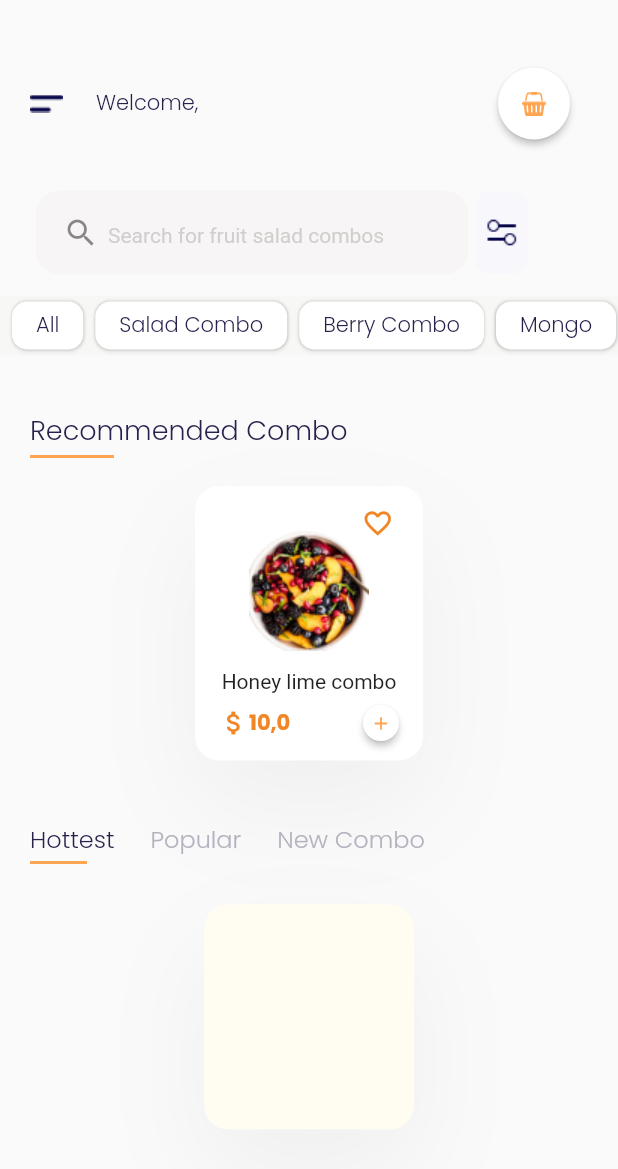
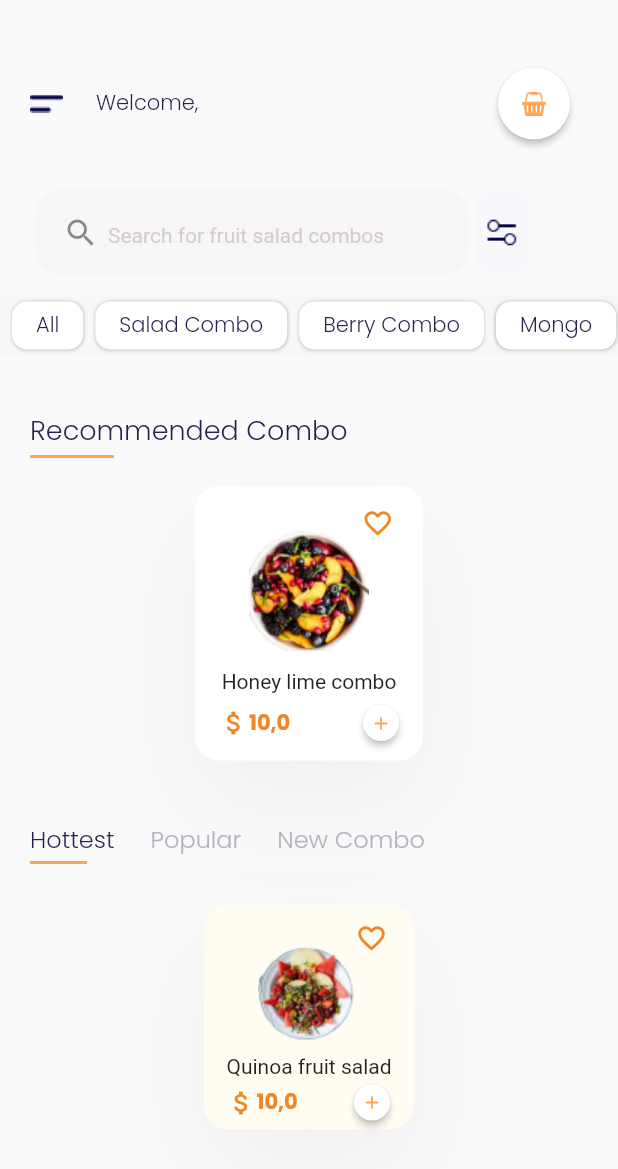
Before and after one commit to CristinaKulczynski/SecondFlutterCompassChallenge, a Flutter app: the HomeScreenOne screen opened directly with empty values, on a phone screen of 412 x 824 dp. Shown: the top 1169 px of the screen. Run offline on Flutter 3.47's test engine with Material 2 defaults, Android fonts, the phone set to English and light mode, and no system bars.

Commit message:
Colocando elementos no segundo card.

```diff
--- a/lib/screens/home_screen_one.dart
+++ b/lib/screens/home_screen_one.dart
@@ -183,19 +183,23 @@ class _HomeScreenOneState extends State<HomeScreenOne> {
                   width: MediaQuery.of(context).size.width,
                   height: 14,
                 ),
-                Stack(children: [
+                Stack(
+                  children: [
                     const Align(
                       alignment: Alignment(0.7, -0.9),
                       child: Icon(
-                    Icons.favorite_border_outlined, size: 21,
+                        Icons.favorite_border_outlined,
+                        size: 21,
                         color: Color.fromRGBO(240, 134, 38, 1),
                       ),
                     ),
                     Padding(
-                     padding: const EdgeInsets.only(top: 16.0, bottom: 4.0, left: 36),
-                     child: Image.asset('assets/images/fruit_home_screen_one.png'),
+                      padding: const EdgeInsets.only(
+                          top: 16.0, bottom: 4.0, left: 36),
+                      child: Image.asset(
+                          'assets/images/fruit_home_screen_one.png'),
                     ),
-                   ]
+                  ],
                 ),
                 const Padding(
                   padding: EdgeInsets.all(8.0),
@@ -209,13 +213,20 @@ class _HomeScreenOneState extends State<HomeScreenOne> {
                         SizedBox(
                           width: 16,
                         ),
-                        Icon(Icons.attach_money, color: Color.fromRGBO(240, 134, 38, 1), size: 20,),
-                        Text('10,0', style: TextStyle(
+                        Icon(
+                          Icons.attach_money,
+                          color: Color.fromRGBO(240, 134, 38, 1),
+                          size: 20,
+                        ),
+                        Text(
+                          '10,0',
+                          style: TextStyle(
                             fontSize: 14,
                             fontFamily: 'Poppins',
                             fontWeight: FontWeight.bold,
                             color: Color.fromRGBO(240, 134, 38, 1),
-                        ),),
+                          ),
+                        ),
                       ],
                     ),
                     Row(
@@ -226,14 +237,19 @@ class _HomeScreenOneState extends State<HomeScreenOne> {
                           child: ElevatedButton(
                             onPressed: () {},
                             style: ElevatedButton.styleFrom(
-                              padding: const EdgeInsets.only(top: 4.0, bottom: 4.0),
+                              padding:
+                                  const EdgeInsets.only(top: 4.0, bottom: 4.0),
                               backgroundColor:
                                   const Color.fromRGBO(255, 255, 255, 1),
                               shape: RoundedRectangleBorder(
                                 borderRadius: BorderRadius.circular(50),
                               ),
                             ),
-                            child: const Icon(Icons.add, color: Color.fromRGBO(255, 164, 81, 1), size: 14,),
+                            child: const Icon(
+                              Icons.add,
+                              color: Color.fromRGBO(255, 164, 81, 1),
+                              size: 14,
+                            ),
                           ),
                         ),
                         const SizedBox(
@@ -320,6 +336,91 @@ class _HomeScreenOneState extends State<HomeScreenOne> {
                 ),
               ],
             ),
+            child: Column(
+              children: [
+                SizedBox(
+                  width: MediaQuery.of(context).size.width,
+                  height: 12,
+                ),
+                Stack(
+                  children: [
+                    const Align(
+                      alignment: Alignment(0.7, -0.9),
+                      child: Icon(
+                        Icons.favorite_border_outlined,
+                        size: 21,
+                        color: Color.fromRGBO(240, 134, 38, 1),
+                      ),
+                    ),
+                    Padding(
+                      padding: const EdgeInsets.only(
+                          top: 16.0, bottom: 4.0, left: 36),
+                      child: Image.asset(
+                          'assets/images/fruit3_home_screen_one.png'),
+                    ),
+                  ],
+                ),
+                const Padding(
+                  padding: EdgeInsets.all(4.0),
+                  child: Text('Quinoa fruit salad'),
+                ),
+                Row(
+                  mainAxisAlignment: MainAxisAlignment.spaceBetween,
+                  children: [
+                    Row(
+                      children: const [
+                        SizedBox(
+                          width: 15,
+                        ),
+                        Icon(
+                          Icons.attach_money,
+                          color: Color.fromRGBO(240, 134, 38, 1),
+                          size: 20,
+                        ),
+                        Text(
+                          '10,0',
+                          style: TextStyle(
+                            fontSize: 14,
+                            fontFamily: 'Poppins',
+                            fontWeight: FontWeight.bold,
+                            color: Color.fromRGBO(240, 134, 38, 1),
+                          ),
+                        ),
+                      ],
+                    ),
+                    Row(
+                      children: [
+                        SizedBox(
+                          height: 24,
+                          width: 24,
+                          child: ElevatedButton(
+                            onPressed: () {},
+                            style: ElevatedButton.styleFrom(
+                              padding:
+                              const EdgeInsets.only(top: 4.0, bottom: 4.0),
+                              backgroundColor:
+                              const Color.fromRGBO(255, 255, 255, 1),
+                              shape: RoundedRectangleBorder(
+                                borderRadius: BorderRadius.circular(50),
+                              ),
+                            ),
+                            child: const Icon(
+                              Icons.add,
+                              color: Color.fromRGBO(255, 164, 81, 1),
+                              size: 14,
+                            ),
+                          ),
+                        ),
+                        const SizedBox(
+                          width: 16,
+                        ),
+                      ],
+                    ),
+                  ],
+                ),
+              ],
+
+            ),
           ),
         ],
       ),
```
Lines whose indentation alone changed are shown as unchanged.
